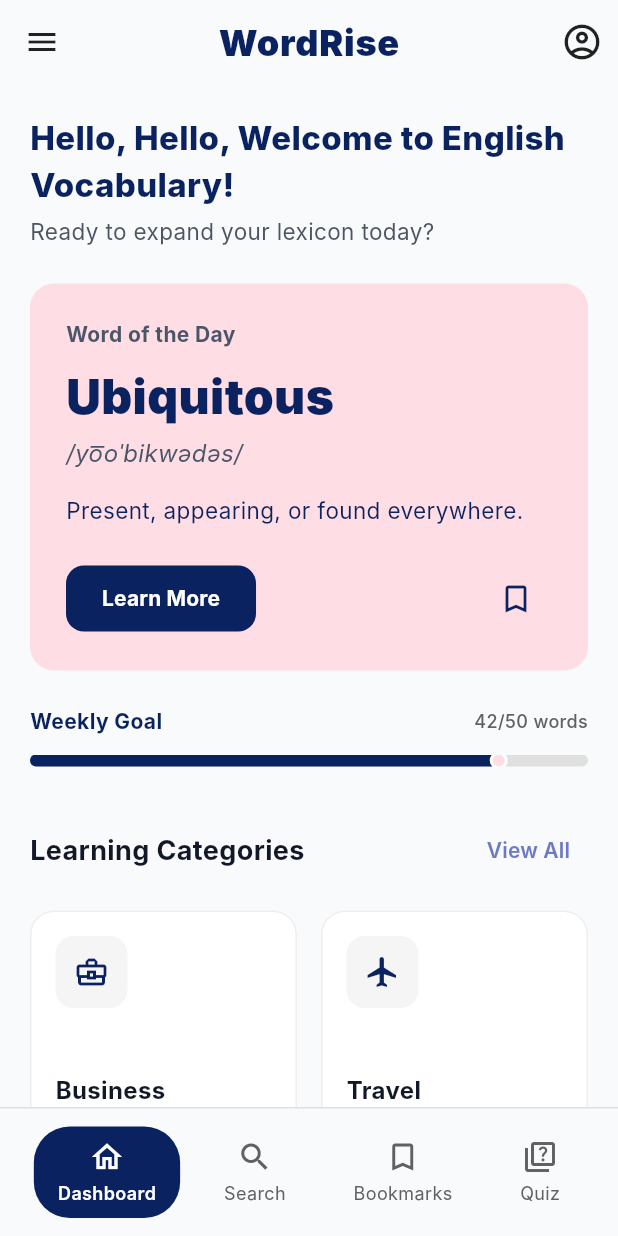
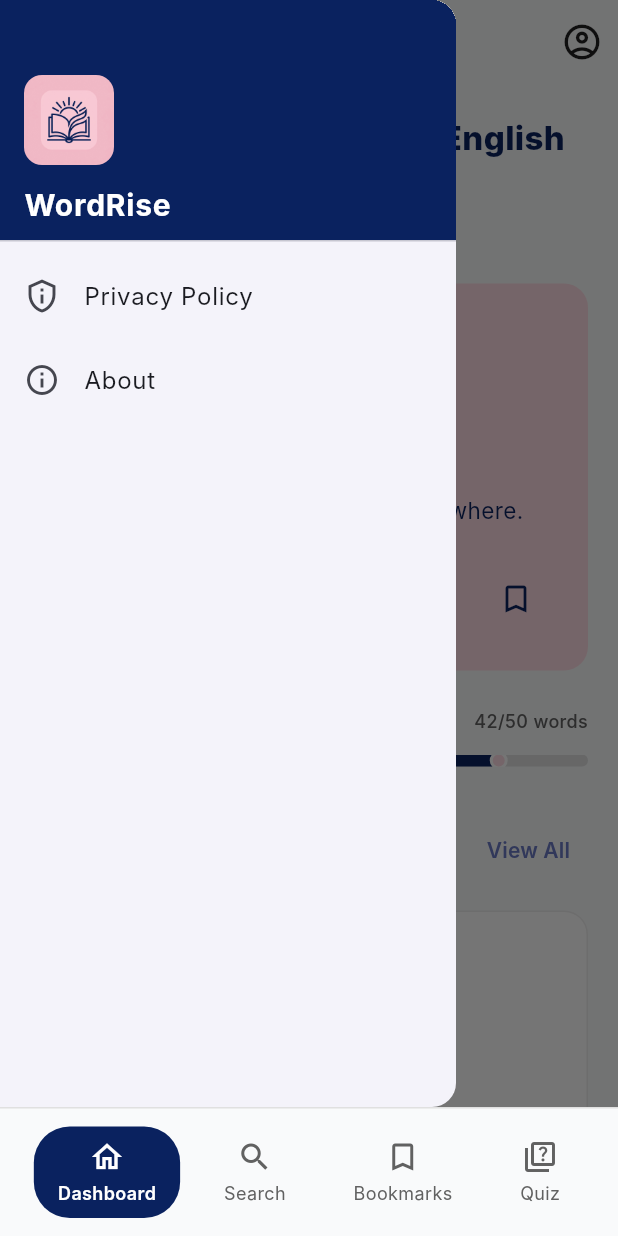
Before and after one commit to toyyibahnovianti-pixel/tugas_uas_mobile-programming, a Flutter app: the screen it shows after launch, with the side drawer open (before the commit the screen has no drawer), on a phone screen of 412 x 824 dp. Run offline on Flutter 3.47's test engine with Material 3 defaults, Android fonts, the phone set to English and light mode, and no system bars; Roboto replaces fonts that are missing (Inter).

Commit message:
emperbaiki semua kode dan menambah beberapa file juga kode yang sedikit salah diperbaiki

```diff
--- a/lib/main.dart
+++ b/lib/main.dart
@@ -68,18 +68,24 @@ class _SplashScreenState extends State<SplashScreen> {
         child: Column(
           mainAxisAlignment: MainAxisAlignment.center,
           children: [
-            // Pink Icon Box
+            // Logo Image
             Container(
               width: 100,
               height: 100,
               decoration: BoxDecoration(
-                color: const Color(0xFFF0CAD4),
                 borderRadius: BorderRadius.circular(24),
+                boxShadow: [
+                  BoxShadow(
+                    color: Colors.black.withOpacity(0.1),
+                    blurRadius: 10,
+                    offset: const Offset(0, 4),
+                  ),
+                ],
               ),
-              child: const Icon(
-                Icons.menu_book,
-                size: 55,
-                color: Color(0xFF6B4550),
+              clipBehavior: Clip.antiAlias,
+              child: Image.asset(
+                'assets/icon.png',
+                fit: BoxFit.cover,
               ),
             ),
             const SizedBox(height: 32),
@@ -254,14 +260,6 @@ class HomeScreen extends StatelessWidget {
       appBar: AppBar(
         backgroundColor: Colors.transparent,
         elevation: 0,
-        leading: IconButton(
-          icon: const Icon(Icons.menu, color: Colors.black87),
-          onPressed: () {
-            ScaffoldMessenger.of(context).showSnackBar(
-              const SnackBar(content: Text('Menu coming soon!')),
-            );
-          },
-        ),
         title: const Text(
           'WordRise',
           style: TextStyle(
@@ -282,6 +280,89 @@ class HomeScreen extends StatelessWidget {
             },
           ),
         ],
+      ),
+      drawer: Drawer(
+        child: ListView(
+          padding: EdgeInsets.zero,
+          children: [
+            DrawerHeader(
+              decoration: const BoxDecoration(
+                color: Color(0xFF0A225F),
+              ),
+              child: Column(
+                crossAxisAlignment: CrossAxisAlignment.start,
+                mainAxisAlignment: MainAxisAlignment.end,
+                children: [
+                  Container(
+                    width: 60,
+                    height: 60,
+                    decoration: BoxDecoration(
+                      borderRadius: BorderRadius.circular(12),
+                    ),
+                    clipBehavior: Clip.antiAlias,
+                    child: Image.asset('assets/icon.png', fit: BoxFit.cover),
+                  ),
+                  const SizedBox(height: 12),
+                  const Text(
+                    'WordRise',
+                    style: TextStyle(
+                      color: Colors.white,
+                      fontSize: 20,
+                      fontWeight: FontWeight.bold,
+                    ),
+                  ),
+                ],
+              ),
+            ),
+            ListTile(
+              leading: const Icon(Icons.privacy_tip_outlined),
+              title: const Text('Privacy Policy'),
+              onTap: () {
+                Navigator.pop(context); // Close the drawer
+                showDialog(
+                  context: context,
+                  builder: (BuildContext context) {
+                    return AlertDialog(
+                      title: const Text('Privacy Policy'),
+                      content: const SingleChildScrollView(
+                        child: Text(
+                          'Welcome to WordRise.\n\n'
+                          '1. Information Collection\n'
+                          'We do not collect, store, or share any personal information. All your learning progress and bookmarks are stored completely offline on your device.\n\n'
+                          '2. App Permissions\n'
+                          'This application does not require any dangerous permissions, such as camera, location, or microphone. It may use internet access only to fetch external dictionaries if applicable, though the core functionality works offline.\n\n'
+                          '3. Security\n'
+                          'We value your privacy and strive to use commercially acceptable means of protecting it.\n\n'
+                          '4. Changes to This Privacy Policy\n'
+                          'We may update our Privacy Policy from time to time. You are advised to review this page periodically for any changes.\n\n'
+                          'If you have any questions or suggestions, please contact the developer.',
+                        ),
+                      ),
+                      actions: [
+                        TextButton(
+                          child: const Text('Close'),
+                          onPressed: () {
+                            Navigator.of(context).pop();
+                          },
+                        ),
+                      ],
+                    );
+                  },
+                );
+              },
+            ),
+            ListTile(
+              leading: const Icon(Icons.info_outline),
+              title: const Text('About'),
+              onTap: () {
+                Navigator.pop(context);
+                ScaffoldMessenger.of(context).showSnackBar(
+                  const SnackBar(content: Text('WordRise v1.0.0')),
+                );
+              },
+            ),
+          ],
+        ),
       ),
       body: SingleChildScrollView(
         padding: const EdgeInsets.all(20.0),
```
Also changed, not shown: pubspec.yaml (+8 -1 lines), assets/icon.png (added), 40 other files.
